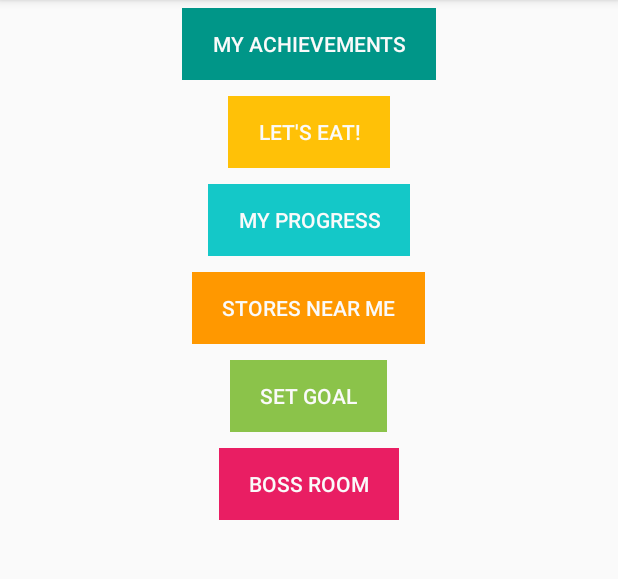
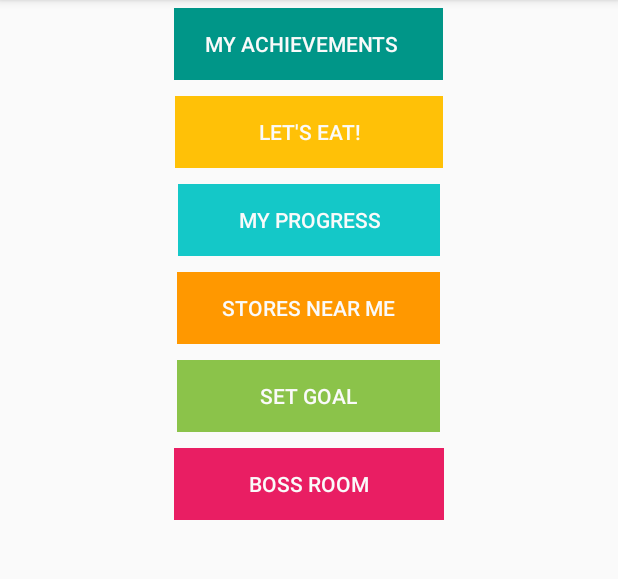
Before and after one commit to schucherta8/DietClash, an Android app: the screen it shows after launch (MainActivity), on a phone screen of 412 x 824 dp, the part 84-663 px from its top. Run offline under Robolectric (Android 15) with nearby library versions, the phone set to English and light mode, and no system bars.

Commit message:
buttons changed

```diff
--- a/DietClash/app/src/main/res/layout/content_main.xml
+++ b/DietClash/app/src/main/res/layout/content_main.xml
@@ -29,7 +29,8 @@
                 android:layout_gravity="center"
                 android:background="#009688"
                 android:onClick="myAchievements"
-                android:paddingHorizontal="20dp"
+                android:paddingStart="20dp"
+                android:paddingEnd="30dp"
                 android:text="@string/my_achievements"
                 android:textColor="#FAFAFA" />
         </TableRow>
@@ -50,7 +51,8 @@
                 android:layout_gravity="center"
                 android:background="#FFC107"
                 android:onClick="letsEat"
-                android:paddingHorizontal="20dp"
+                android:paddingStart="55dp"
+                android:paddingEnd="55dp"
                 android:text="@string/let_s_eat"
                 android:textColor="#FAFAFA" />
 
@@ -72,7 +74,8 @@
                 android:layout_gravity="center"
                 android:background="#14C8C8"
                 android:onClick="myProgress"
-                android:paddingHorizontal="20dp"
+                android:paddingStart="40dp"
+                android:paddingEnd="40dp"
                 android:text="@string/my_progress"
                 android:textColor="#FAFAFA" />
 
@@ -95,7 +98,8 @@
                 android:layout_gravity="center"
                 android:background="#FF9800"
                 android:onClick="storesNearMe"
-                android:paddingHorizontal="20dp"
+                android:paddingStart="30dp"
+                android:paddingEnd="30dp"
                 android:text="@string/stores_near_me"
                 android:textColor="#FAFAFA" />
         </TableRow>
@@ -117,6 +121,8 @@
                 android:background="#8BC34A"
                 android:onClick="getStarted"
                 android:paddingHorizontal="20dp"
+                android:paddingStart="55dp"
+                android:paddingEnd="55dp"
                 android:text="@string/set_goal"
                 android:textColor="#FAFAFA" />
 
@@ -138,7 +144,8 @@
                 android:layout_gravity="center"
                 android:background="#E91E63"
                 android:onClick="bossRoom"
-                android:paddingHorizontal="20dp"
+                android:paddingStart="50dp"
+                android:paddingEnd="50dp"
                 android:text="@string/boss_room"
                 android:textColor="#FAFAFA" />
 
```
